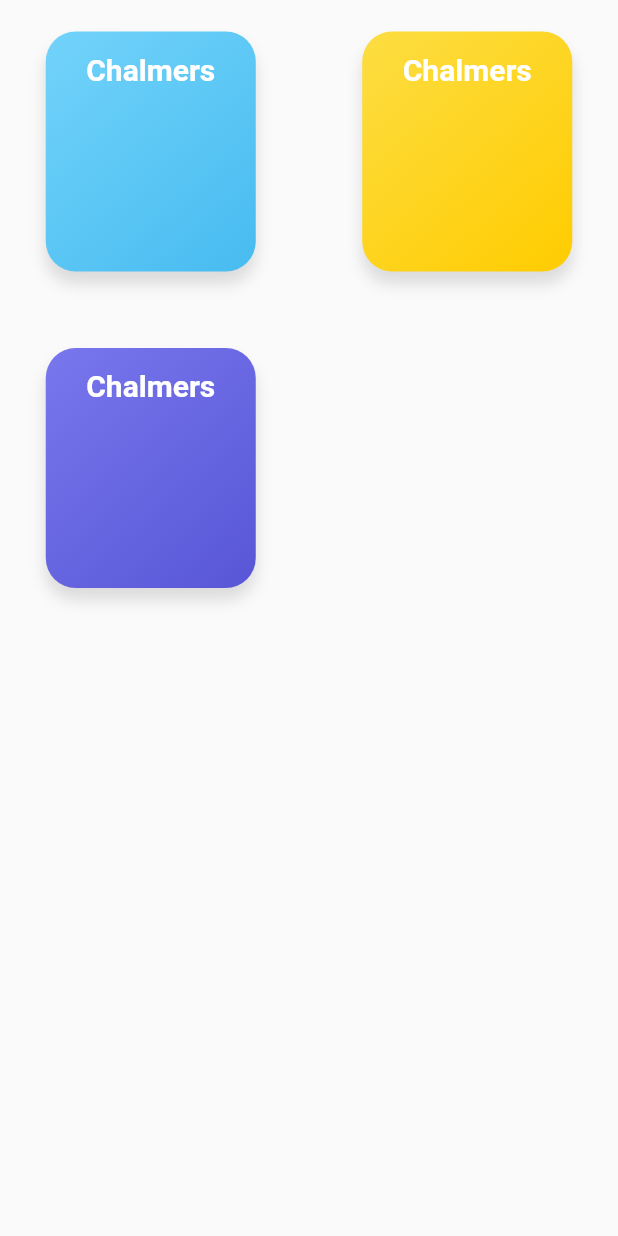
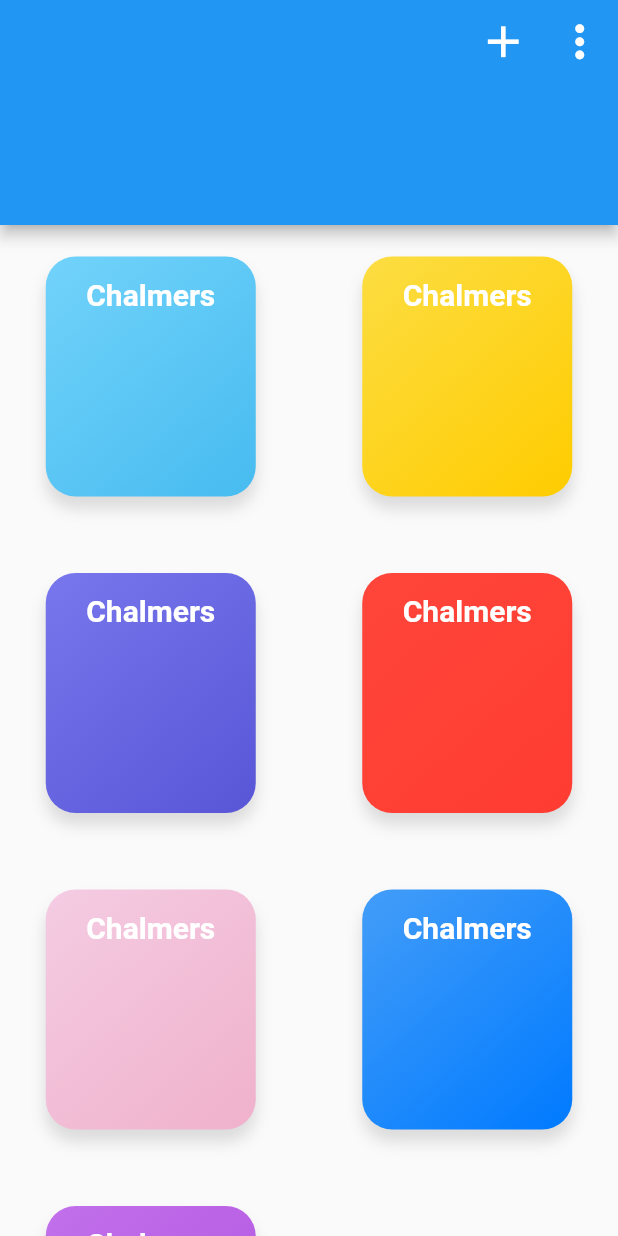
Before and after one commit to robinrepowecklauf/Study-Management-App, a Flutter app: the screen it shows after launch, on a phone screen of 412 x 824 dp. Run offline on Flutter 3.47's test engine with Material 2 defaults, Android fonts, the phone set to English and light mode, and no system bars.

Commit message:
added appbar and two icons at the top of the page

```diff
--- a/todo_management_app/lib/components/todo_card.dart
+++ b/todo_management_app/lib/components/todo_card.dart
@@ -1,4 +1,5 @@
 import 'package:flutter/material.dart';
+import 'package:todo_management_app/resources/values/text_styles.dart';
 
 class ToDoCard extends StatelessWidget {
   final Color fromColor;
@@ -11,7 +12,6 @@ class ToDoCard extends StatelessWidget {
   Widget build(BuildContext context) {
     return Container(
       width: 110,
-      //color: Colors.red,
       child: Stack(
         children: <Widget>[
           Align(
@@ -19,32 +19,16 @@ class ToDoCard extends StatelessWidget {
             child: Padding(
               padding: EdgeInsets.only(bottom: 20),
               child: Container(
-                //color: this.color,
                 width: 140,
                 height: 160,
-                decoration: BoxDecoration(
-                    gradient: LinearGradient(
-                        colors: [this.fromColor, this.toColor],
-                        begin: Alignment.topLeft,
-                        end: Alignment.bottomRight),
-                    boxShadow: [
-                      BoxShadow(
-                        color: Colors.black12,
-                        offset: Offset(0, 8),
-                        blurRadius: 8,
-                      ),
-                    ],
-                    borderRadius: BorderRadius.circular(20)),
+                decoration: getTodoCardDecoration(),
                 child: Stack(
                   children: <Widget>[
                     Align(
                         alignment: Alignment(0, -0.8),
                         child: Text(
                           'Chalmers',
-                          style: TextStyle(
-                              color: Colors.white,
-                              fontSize: 20,
-                              fontWeight: FontWeight.bold),
+                          style: todoCardTitle,
                         ))
                   ],
                 ),
@@ -55,4 +39,20 @@ class ToDoCard extends StatelessWidget {
       ),
     );
   }
+
+  BoxDecoration getTodoCardDecoration() {
+    return BoxDecoration(
+        gradient: LinearGradient(
+            colors: [this.fromColor, this.toColor],
+            begin: Alignment.topLeft,
+            end: Alignment.bottomRight),
+        boxShadow: [
+          BoxShadow(
+            color: Colors.black12,
+            offset: Offset(0, 8),
+            blurRadius: 8,
+          ),
+        ],
+        borderRadius: BorderRadius.circular(20));
+  }
 }
--- a/todo_management_app/lib/main.dart
+++ b/todo_management_app/lib/main.dart
@@ -1,29 +1,11 @@
 import 'package:flutter/material.dart';
-import 'resources/values/app_colors.dart';
-import 'components/todo_card.dart';
+import 'ui/home_page.dart';
 
 void main() => runApp(MyApp());
 
 class MyApp extends StatelessWidget {
   @override
   Widget build(BuildContext context) {
-    return MaterialApp(
-        home: Scaffold(
-            body: GridView.count(
-      crossAxisCount: 2,
-      crossAxisSpacing: 10,
-      mainAxisSpacing: 10,
-      children: <Widget>[
-        ToDoCard(
-            fromColor: Palette.PRIMARY_COLOR_LIGHT_BLUE,
-            toColor: Palette.SECONDARY_COLOR_LIGHT_BLUE),
-        ToDoCard(
-            fromColor: Palette.PRIMARY_COLOR_YELLOW,
-            toColor: Palette.SECONDARY_COLOR_YELLOW),
-        ToDoCard(
-            fromColor: Palette.PRIMARY_COLOR_PURPLE,
-            toColor: Palette.SECONDARY_COLOR_PURPLE)
-      ],
-    )));
+    return MaterialApp(title: 'yo', home: HomePage());
   }
 }
--- /dev/null
+++ b/todo_management_app/lib/resources/values/text_styles.dart
@@ -0,0 +1,4 @@
+import 'package:flutter/material.dart';
+
+TextStyle todoCardTitle = new TextStyle(
+    color: Colors.white, fontSize: 20, fontWeight: FontWeight.bold);
--- /dev/null
+++ b/todo_management_app/lib/ui/home_page.dart
@@ -0,0 +1,62 @@
+import 'package:flutter/material.dart';
+import 'package:todo_management_app/components/todo_card.dart';
+import 'package:todo_management_app/resources/values/app_colors.dart';
+
+class HomePage extends StatefulWidget {
+  @override
+  _HomePageState createState() => _HomePageState();
+}
+
+class _HomePageState extends State<HomePage> {
+  @override
+  Widget build(BuildContext context) {
+    return Scaffold(
+        appBar: PreferredSize(
+          preferredSize: Size.fromHeight(150),
+          child: AppBar(
+            actions: <Widget>[
+              IconButton(
+                tooltip: 'Add ToDo',
+                icon: const Icon(Icons.add),
+                iconSize: 35,
+                onPressed: () {},
+              ),
+              IconButton(
+                tooltip: 'Options',
+                icon: const Icon(Icons.more_vert),
+                iconSize: 35,
+                onPressed: () {},
+              )
+            ],
+          ),
+        ),
+        body: GridView.count(
+          crossAxisCount: 2,
+          crossAxisSpacing: 10,
+          mainAxisSpacing: 10,
+          children: <Widget>[
+            ToDoCard(
+                fromColor: Palette.PRIMARY_COLOR_LIGHT_BLUE,
+                toColor: Palette.SECONDARY_COLOR_LIGHT_BLUE),
+            ToDoCard(
+                fromColor: Palette.PRIMARY_COLOR_YELLOW,
+                toColor: Palette.SECONDARY_COLOR_YELLOW),
+            ToDoCard(
+                fromColor: Palette.PRIMARY_COLOR_PURPLE,
+                toColor: Palette.SECONDARY_COLOR_PURPLE),
+            ToDoCard(
+                fromColor: Palette.PRIMARY_COLOR_RED,
+                toColor: Palette.SECONDARY_COLOR_RED),
+            ToDoCard(
+                fromColor: Palette.PRIMARY_COLOR_LIGHT_PINK,
+                toColor: Palette.SECONDARY_COLOR_LIGHT_PINK),
+            ToDoCard(
+                fromColor: Palette.PRIMARY_COLOR_BLUE,
+                toColor: Palette.SECONDARY_COLOR_BLUE),
+            ToDoCard(
+                fromColor: Palette.PRIMARY_COLOR_DARK_PINK,
+                toColor: Palette.SECONDARY_COLOR_DARK_PINK)
+          ],
+        ));
+  }
+}
```
Also changed, not shown: 30 other files.
